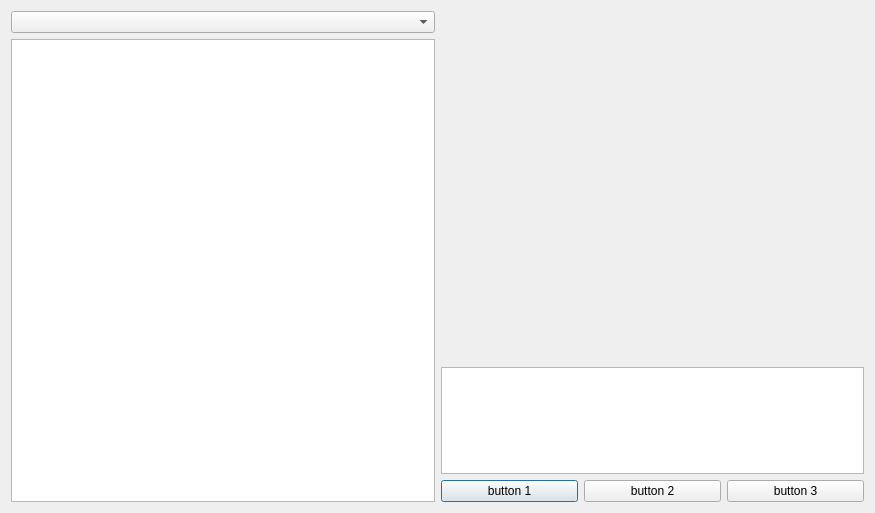
The window that services/ui/forms/studyviewer.ui (mri4all/console) describes before a commit, drawn with Qt 5.
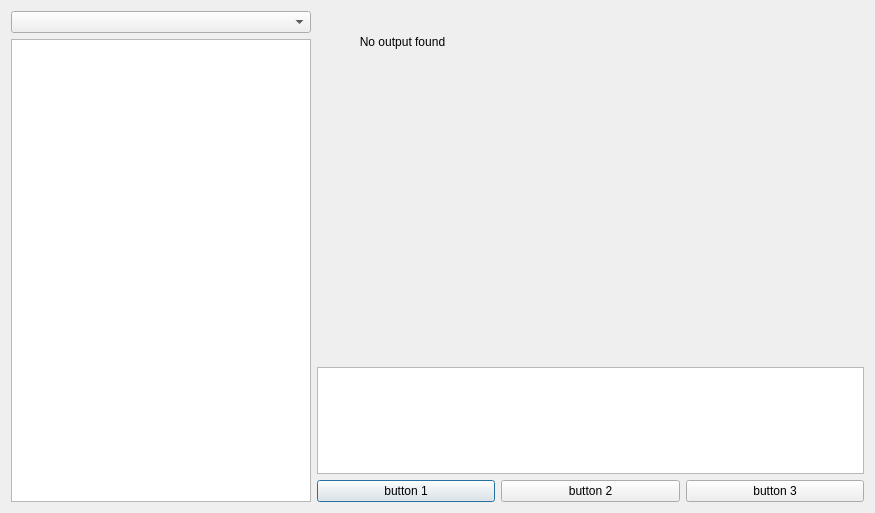
The same window after the commit.

Commit message: studyviewer: mostly works

```diff
--- a/services/ui/forms/studyviewer.ui
+++ b/services/ui/forms/studyviewer.ui
@@ -15,14 +15,24 @@
   </property>
   <layout class="QHBoxLayout" name="horizontalLayout_3">
    <item>
-    <layout class="QHBoxLayout" name="horizontalLayout" stretch="0,0">
+    <layout class="QHBoxLayout" name="horizontalLayout" stretch="0,1">
      <item>
       <layout class="QVBoxLayout" name="verticalLayout">
        <item>
         <widget class="QComboBox" name="patientComboBox"/>
        </item>
        <item>
-        <widget class="QListWidget" name="examListWidget"/>
+        <widget class="QListWidget" name="examListWidget">
+         <property name="enabled">
+          <bool>true</bool>
+         </property>
+         <property name="minimumSize">
+          <size>
+           <width>300</width>
+           <height>0</height>
+          </size>
+         </property>
+        </widget>
        </item>
       </layout>
      </item>
@@ -31,23 +41,45 @@
        <item>
         <widget class="QFrame" name="viewerFrame">
          <property name="sizePolicy">
-          <sizepolicy hsizetype="Preferred" vsizetype="Expanding">
+          <sizepolicy hsizetype="MinimumExpanding" vsizetype="Expanding">
            <horstretch>0</horstretch>
            <verstretch>0</verstretch>
           </sizepolicy>
          </property>
          <property name="minimumSize">
           <size>
-           <width>0</width>
+           <width>350</width>
            <height>350</height>
           </size>
          </property>
+         <property name="maximumSize">
+          <size>
+           <width>16777215</width>
+           <height>16777215</height>
+          </size>
+         </property>
+         <widget class="QLabel" name="label">
+          <property name="geometry">
+           <rect>
+            <x>0</x>
+            <y>0</y>
+            <width>171</width>
+            <height>61</height>
+           </rect>
+          </property>
+          <property name="text">
+           <string>No output found</string>
+          </property>
+          <property name="alignment">
+           <set>Qt::AlignCenter</set>
+          </property>
+         </widget>
         </widget>
        </item>
        <item>
         <widget class="QListWidget" name="scanListWidget">
          <property name="sizePolicy">
-          <sizepolicy hsizetype="Expanding" vsizetype="Minimum">
+          <sizepolicy hsizetype="Expanding" vsizetype="Fixed">
            <horstretch>0</horstretch>
            <verstretch>0</verstretch>
           </sizepolicy>
```
Left out of the diff: 6 changed lines with no effect on the pictures. The commit also changes 2 other files.
